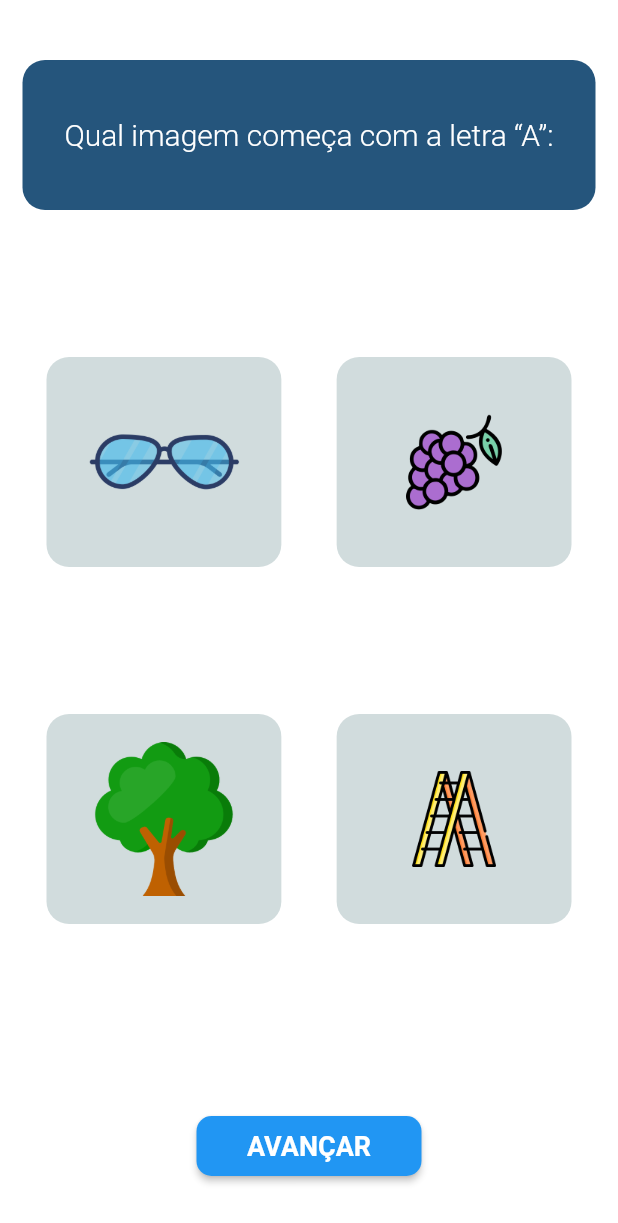
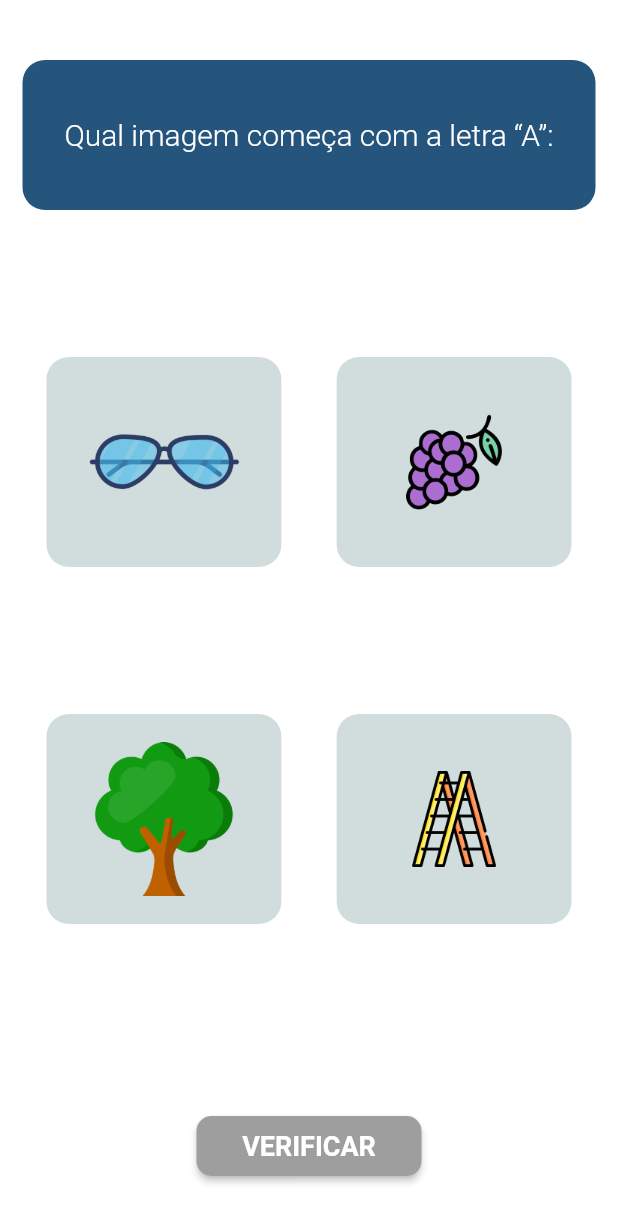
Before and after one commit to Paula-Project/Paula-app, a Flutter app: the TaskPage screen opened directly, on a phone screen of 412 x 824 dp. Shown: the top 1223 px of the screen. Run offline on Flutter 3.47's test engine with Material 2 defaults, Android fonts, the phone set to English and light mode, and no system bars; our stand-ins replace audioplayers, flutter_datetime_picker, get, page_transition; missing offline and left inert: gender_picker; Roboto replaces fonts that are missing (Nunito).

Commit message:
feat: linking lessons each other

```diff
--- a/lib/app/views/components/ButtonNext.dart
+++ b/lib/app/views/components/ButtonNext.dart
@@ -3,8 +3,10 @@ import 'package:page_transition/page_transition.dart';
 
 class ButtonNext extends StatelessWidget {
   final Widget pageWidget;
+  final bool allowedReturn;
 
   const ButtonNext({
+    this.allowedReturn = true,
     Key? key,
     required this.pageWidget,
   }) : super(key: key);
@@ -31,10 +33,11 @@ class ButtonNext extends StatelessWidget {
                   fontWeight: FontWeight.w600,
                 )),
             onPressed: () {
-              Navigator.of(context).push(
+              Navigator.of(context).pushAndRemoveUntil(
                 MaterialPageRoute(
                   builder: (BuildContext context) => pageWidget,
                 ),
+                (route) => allowedReturn,
               );
             },
           ),
--- a/lib/app/views/lessons/task_page.dart
+++ b/lib/app/views/lessons/task_page.dart
@@ -1,6 +1,7 @@
 import 'package:flutter/material.dart';
 import 'package:paula/app/views/components/ButtonNext.dart';
 import 'package:paula/app/views/components/CardImage.dart';
+import '../components/BoxDialog.dart';
 import '../home_page.dart';
 
 class TaskPage extends StatefulWidget {
@@ -118,11 +119,50 @@ class _TaskPageState extends State<TaskPage> {
               ),
               Container(
                 margin: const EdgeInsets.only(top: 30.0),
-                child: const SizedBox(
+                child: Container(
                     width: 200,
                     height: 40,
-                    child: ButtonNext(
-                      pageWidget: HomePage(),
+                    child: Row(
+                      mainAxisAlignment: MainAxisAlignment.center,
+                      children: [
+                        SizedBox(
+                          height: 50.0,
+                          width: 150.0,
+                          child: ElevatedButton(
+                            style: ButtonStyle(
+                                foregroundColor:
+                                    MaterialStateProperty.all<Color>(
+                                        Colors.white),
+                                backgroundColor: cardSelected != 0
+                                    ? MaterialStateProperty.all<Color>(
+                                        Colors.blue)
+                                    : MaterialStateProperty.all<Color>(
+                                        Colors.grey),
+                                shape: MaterialStateProperty.all<
+                                        RoundedRectangleBorder>(
+                                    RoundedRectangleBorder(
+                                        borderRadius: BorderRadius.circular(10),
+                                        side: BorderSide.none))),
+                            child: const Text('VERIFICAR',
+                                style: TextStyle(
+                                  fontSize: 18,
+                                  fontWeight: FontWeight.w600,
+                                )),
+                            onPressed: () {
+                              if (cardSelected != 0) {
+                                showDialog<String>(
+                                  context: context,
+                                  barrierDismissible: false,
+                                  builder: (BuildContext context) => BoxDialog(
+                                      feedback:
+                                          (cardSelected == 3) ? true : false,
+                                      resposta: "Árvore"),
+                                );
+                              }
+                            },
+                          ),
+                        ),
+                      ],
                     )),
               ),
             ],
```
Also changed, not shown: lib/app/views/components/BoxDialog.dart (+14 -8 lines), lib/app/views/lessons/congratulations_page.dart (+4 -16 lines).
